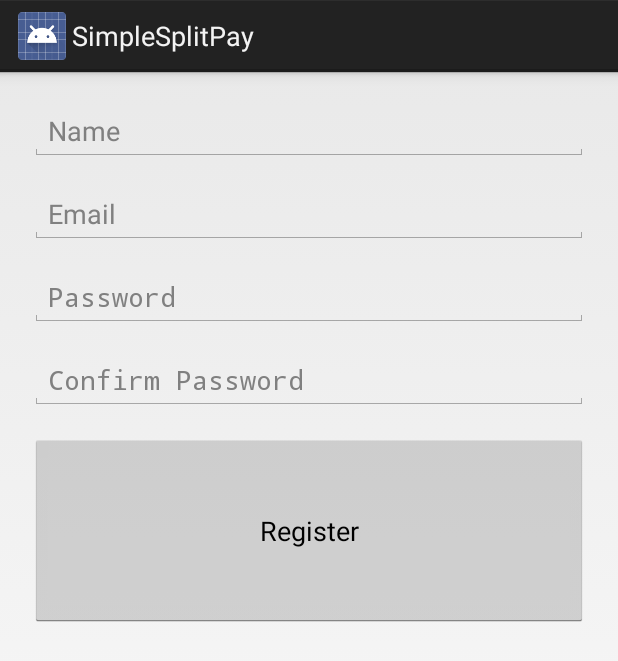
After one commit to fnk0/SimpleSplitPay, an Android app: the fragment RegisterFragment shown on its own in the app's theme, on a phone screen of 412 x 824 dp. The commit adds this screen. Shown: the top 661 px of the screen. Run offline under Robolectric (Android 15) with nearby library versions, the phone set to English and light mode, and no system bars.

Commit message:
facebook login working... started implementing Register

```diff
--- a/app/build.gradle
+++ b/app/build.gradle
@@ -27,5 +27,5 @@ dependencies {
     compile 'com.github.gabrielemariotti.cards:library-extra:1.6.0'
     compile 'com.google.android.gms:play-services:5.0.+'
     compile 'com.squareup.picasso:picasso:2.3.2'
-
+    compile 'fr.avianey:facebook-android-api:+@aar'
 }
--- a/app/src/main/AndroidManifest.xml
+++ b/app/src/main/AndroidManifest.xml
@@ -26,6 +26,11 @@
                 <category android:name="android.intent.category.LAUNCHER" />
             </intent-filter>
         </activity>
+        <activity
+            android:name="com.facebook.LoginActivity"
+            android:theme="@android:style/Theme.Translucent.NoTitleBar"
+            android:label="@string/app_name" />
+        <meta-data android:name="com.facebook.sdk.ApplicationId"  android:value="@string/app_id"/>
     </application>
 
 </manifest>
--- a/app/src/main/java/simpleplay/midwesthack/com/simplesplitpay/fragments/FriendsFragment.java
+++ b/app/src/main/java/simpleplay/midwesthack/com/simplesplitpay/fragments/FriendsFragment.java
@@ -52,8 +52,8 @@ public class FriendsFragment extends Fragment {
         mFriendsList = (CardListView) view.findViewById(R.id.friendList);
         mCardList = new ArrayList<Card>();
 
+        if(mActivity.getmGoogleServices().isConnected()) {
             Iterator it = friendList.entrySet().iterator();
-
             while (it.hasNext()) {
                 Map.Entry entry = (Map.Entry) it.next();
                 FriendCard mCard = new FriendCard(getActivity());
@@ -65,6 +65,8 @@ public class FriendsFragment extends Fragment {
                 it.remove();
                 mCardList.add(mCard);
             }
+        }
+
         mAdapter = new CardArrayAdapter(getActivity(), mCardList);
         mFriendsList.setAdapter(mAdapter);
     }
--- /dev/null
+++ b/app/src/main/java/simpleplay/midwesthack/com/simplesplitpay/fragments/RegisterFragment.java
@@ -0,0 +1,53 @@
+package simpleplay.midwesthack.com.simplesplitpay.fragments;
+
+import android.app.Fragment;
+import android.os.Bundle;
+import android.view.LayoutInflater;
+import android.view.View;
+import android.view.ViewGroup;
+import android.widget.EditText;
+
+import simpleplay.midwesthack.com.simplesplitpay.MainActivity;
+import simpleplay.midwesthack.com.simplesplitpay.R;
+
+/**
+ * Created by <a href="mailto:marcusandreog@gmail.com">Marcus Gabilheri</a>
+ *
+ * @author Marcus Gabilheri
+ * @version 1.0
+ * @since 7/19/14.
+ */
+public class RegisterFragment extends Fragment {
+
+    public static final int GOOGLE_PLUS_SIGNED_IN = 0;
+    public static final int FACEBOOK_SIGNED_IN = 1;
+
+    private EditText nameView, emailView, passwordView, confirmPasswordView;
+
+    public RegisterFragment() {
+    }
+
+    @Override
+    public View onCreateView(LayoutInflater inflater, ViewGroup container, Bundle savedInstanceState) {
+        View rootView = inflater.inflate(R.layout.fragment_register, container, false);
+
+        return rootView;
+    }
+
+    @Override
+    public void onViewCreated(View view, Bundle savedInstanceState) {
+        super.onViewCreated(view, savedInstanceState);
+
+        nameView = (EditText) view.findViewById(R.id.userName);
+        emailView = (EditText) view.findViewById(R.id.emailAddress);
+        passwordView = (EditText) view.findViewById(R.id.password);
+        confirmPasswordView = (EditText) view.findViewById(R.id.confirmPassword);
+
+        Bundle extras = getArguments();
+
+        if(extras != null) {
+            nameView.setText(extras.getString(MainActivity.PERSON_NAME));
+            emailView.setText(extras.getString(MainActivity.PERSON_EMAIL));
+        }
+    }
+}
--- /dev/null
+++ b/app/src/main/res/layout/fragment_register.xml
@@ -0,0 +1,57 @@
+<?xml version="1.0" encoding="utf-8"?>
+
+<LinearLayout
+    xmlns:android="http://schemas.android.com/apk/res/android"
+    android:orientation="vertical"
+    android:layout_width="match_parent"
+    android:layout_height="match_parent"
+    android:padding="20dip"
+    android:weightSum="10"
+    >
+
+    <EditText
+        android:id="@+id/userName"
+        android:hint="Name"
+        android:inputType="text"
+        android:layout_width="match_parent"
+        android:layout_height="wrap_content"
+        android:layout_marginBottom="@dimen/activity_vertical_margin"
+    />
+
+    <EditText
+        android:id="@+id/emailAddress"
+        android:hint="Email"
+        android:inputType="textEmailAddress"
+        android:layout_width="match_parent"
+        android:layout_height="wrap_content"
+        android:layout_marginBottom="@dimen/activity_vertical_margin"
+    />
+
+    <EditText
+        android:id="@+id/password"
+        android:hint="Password"
+        android:inputType="textPassword"
+        android:layout_width="match_parent"
+        android:layout_height="wrap_content"
+        android:layout_marginBottom="@dimen/activity_vertical_margin"
+    />
+
+    <EditText
+        android:id="@+id/confirmPassword"
+        android:hint="Confirm Password"
+        android:inputType="textPassword"
+        android:layout_width="match_parent"
+        android:layout_height="wrap_content"
+        android:layout_marginBottom="@dimen/activity_vertical_margin"
+    />
+
+    <Button
+        android:id="@+id/registerButton"
+        android:text="Register"
+        android:paddingBottom="5dip"
+        android:paddingTop="5dip"
+        android:layout_weight="2.5"
+        android:layout_width="match_parent"
+        android:layout_height="0dip" />
+
+</LinearLayout>
--- a/settings.gradle
+++ b/settings.gradle
@@ -1 +1 @@
-include ':app', ':PlacePickerSample', ':facebook', ':RPSSample', ':HelloFacebookSample', ':FriendPickerSample', ':SwitchUserSample', ':Scrumptious'
+include ':app'
```
Also changed, not shown: app/src/main/java/simpleplay/midwesthack/com/simplesplitpay/MainActivity.java (+63 -5 lines), app/src/main/java/simpleplay/midwesthack/com/simplesplitpay/fragments/FragmentLogin.java (+70 -1 lines), app/src/main/java/simpleplay/midwesthack/com/simplesplitpay/fragments/FragmentProfile.java (+17 -16 lines), app/src/main/res/layout/fragment_login.xml (+46 -1 lines), app/src/main/res/layout/fragment_profile.xml (+0 -8 lines), app/src/main/res/values/strings.xml (+4 -3 lines), app/src/main/res/drawable-hdpi/ic_launcher.png, app/src/main/res/drawable-mdpi/ic_launcher.png, app/src/main/res/drawable-xhdpi/ic_launcher.png, app/src/main/res/drawable-xxhdpi/ic_launcher.png, app/src/main/res/drawable/logo.png (added), 8 other files. Lines whose indentation alone changed are shown as unchanged.
